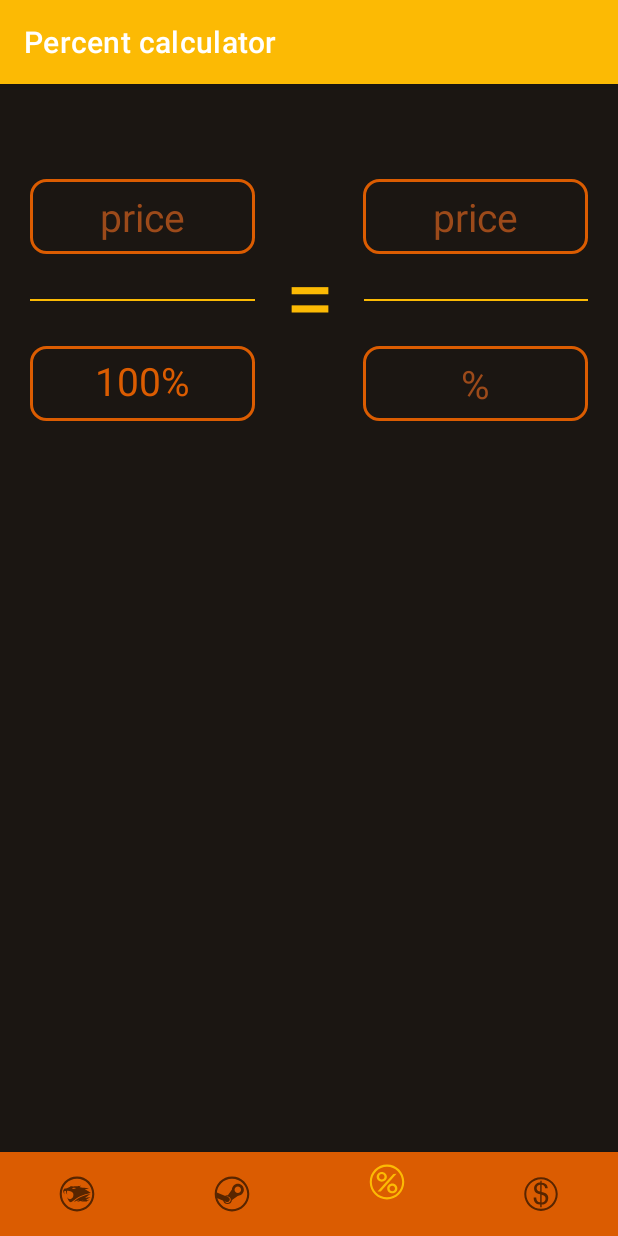
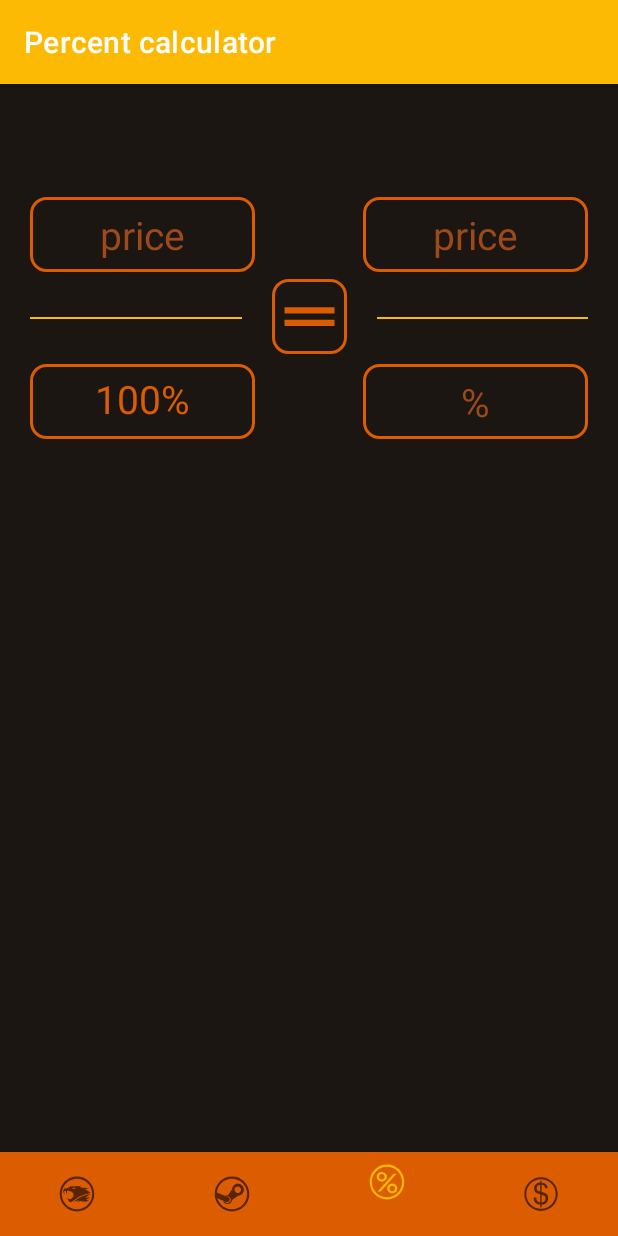
Before and after one commit to L10n42/SCalculator, an Android app: the PercentFragment screen opened through its navigation route, on a phone screen of 412 x 824 dp. Run offline under Robolectric (Android 15) with nearby library versions, the phone set to English and light mode, and no system bars; our stand-ins replace navigation-ui.

Commit message:
version 0.5

```diff
--- a/app/src/main/java/com/example/scalculator_20/ui/percentC/PercentViewModel.kt
+++ b/app/src/main/java/com/example/scalculator_20/ui/percentC/PercentViewModel.kt
@@ -1,13 +1,11 @@
 package com.example.scalculator_20.ui.percentC
 
-import androidx.lifecycle.LiveData
 import androidx.lifecycle.MutableLiveData
 import androidx.lifecycle.ViewModel
 
 class PercentViewModel : ViewModel() {
+    val imageId: MutableLiveData<Int> by lazy {
+        MutableLiveData<Int>()
+    }
 
-    private val _text = MutableLiveData<String>().apply {
-        value = "This is notifications Fragment"
-    }
-    val text: LiveData<String> = _text
 }
--- a/app/src/main/java/com/example/scalculator_20/ui/steamC/SteamFragment.kt
+++ b/app/src/main/java/com/example/scalculator_20/ui/steamC/SteamFragment.kt
@@ -8,6 +8,7 @@ import android.view.View
 import android.view.ViewGroup
 import android.widget.TextView
 import android.widget.Toast
+import androidx.core.widget.addTextChangedListener
 import androidx.fragment.app.Fragment
 import androidx.lifecycle.Observer
 import androidx.lifecycle.ViewModelProvider
@@ -40,9 +41,16 @@ class SteamFragment : Fragment() {
     override fun onViewCreated(view: View, savedInstanceState: Bundle?) {
         super.onViewCreated(view, savedInstanceState)
 
-        binding.btnCount.setOnClickListener {
+        binding.editSellPrice.addTextChangedListener {
             count()
         }
+        binding.editBuyPrice.addTextChangedListener {
+            count()
+        }
+        binding.editCommission.addTextChangedListener {
+            count()
+        }
+
     }
 
     private fun setResultColor(percentValue: Float) = with(binding) {
@@ -72,22 +80,20 @@ class SteamFragment : Fragment() {
                     "${resources.getString(R.string.result_profit_percent)} " +
                     "$percentResult %"
 
+        }else {
+            setResultColor(1f)
+            steamViewModel.result.value = resources.getString(R.string.hint_result)
         }
     }
 
     private fun allPricesEntered() : Boolean {
-        if(binding.editSellPrice.text.toString() == ""){
-            Toast.makeText(context!!, resources.getString(R.string.error_enter_sell_price),
-                Toast.LENGTH_SHORT).show()
+        if(binding.editSellPrice.text.toString() == "")
             return false
 
-        } else if (binding.editBuyPrice.text.toString() == ""){
-            Toast.makeText(context!!, resources.getString(R.string.error_enter_buy_price),
-                Toast.LENGTH_SHORT).show()
+        else if (binding.editBuyPrice.text.toString() == "")
             return false
 
-        } else if (binding.editCommission.text.toString() == "") {
-            Log.d("----------", "true")
+        else if (binding.editCommission.text.toString() == "") {
             steamViewModel.commission.value = 13f
             return true
 
--- a/app/src/main/java/com/example/scalculator_20/ui/steamC/SteamViewModel.kt
+++ b/app/src/main/java/com/example/scalculator_20/ui/steamC/SteamViewModel.kt
@@ -1,6 +1,5 @@
 package com.example.scalculator_20.ui.steamC
 
-import androidx.lifecycle.LiveData
 import androidx.lifecycle.MutableLiveData
 import androidx.lifecycle.ViewModel
 
--- /dev/null
+++ b/app/src/main/res/drawable/ic_baseline_clear_24.xml
@@ -0,0 +1,5 @@
+<vector android:height="24dp" android:tint="#FFFFFF"
+    android:viewportHeight="24" android:viewportWidth="24"
+    android:width="24dp" xmlns:android="http://schemas.android.com/apk/res/android">
+    <path android:fillColor="@android:color/white" android:pathData="M19,6.41L17.59,5 12,10.59 6.41,5 5,6.41 10.59,12 5,17.59 6.41,19 12,13.41 17.59,19 19,17.59 13.41,12z"/>
+</vector>
--- /dev/null
+++ b/app/src/main/res/drawable/ic_baseline_drag_handle_24.xml
@@ -0,0 +1,5 @@
+<vector android:height="24dp" android:tint="#FFFFFF"
+    android:viewportHeight="24" android:viewportWidth="24"
+    android:width="24dp" xmlns:android="http://schemas.android.com/apk/res/android">
+    <path android:fillColor="@android:color/white" android:pathData="M20,9H4v2h16V9zM4,15h16v-2H4V15z"/>
+</vector>
--- a/app/src/main/res/layout/fragment_percent.xml
+++ b/app/src/main/res/layout/fragment_percent.xml
@@ -48,7 +48,7 @@
 
 
     <TextView
-        android:id="@+id/editPercent1"
+        android:id="@+id/editPercent1_static"
         android:layout_width="0dp"
         android:layout_height="wrap_content"
         android:layout_marginTop="30sp"
@@ -83,14 +83,14 @@
         app:layout_constraintEnd_toEndOf="@+id/view2" />
 
 
-    <TextView
-        android:id="@+id/textView"
-        android:layout_width="wrap_content"
-        android:layout_height="wrap_content"
-        android:layout_marginTop="100dp"
-        android:text="="
-        android:textColor="@color/selective_yellow"
-        android:textSize="60sp"
+    <ImageView
+        android:id="@+id/btnCount"
+        android:layout_width="50dp"
+        android:layout_height="50dp"
+        android:layout_marginTop="130dp"
+        android:background="@drawable/form_stroke_button"
+        android:src="@drawable/ic_baseline_drag_handle_24"
+        app:tint="@color/spanish_orange"
         app:layout_constraintEnd_toEndOf="parent"
         app:layout_constraintStart_toStartOf="parent"
         app:layout_constraintTop_toTopOf="parent" />
@@ -99,23 +99,23 @@
         android:id="@+id/view"
         android:layout_width="0dp"
         android:layout_height="1sp"
-        android:layout_marginTop="43sp"
         android:layout_marginHorizontal="20sp"
+        android:layout_marginTop="25dp"
         android:background="@color/selective_yellow"
-        app:layout_constraintEnd_toStartOf="@+id/textView"
+        app:layout_constraintEnd_toStartOf="@+id/btnCount"
         app:layout_constraintStart_toStartOf="parent"
-        app:layout_constraintTop_toTopOf="@+id/textView" />
+        app:layout_constraintTop_toTopOf="@+id/btnCount" />
 
     <View
         android:id="@+id/view2"
         android:layout_width="0dp"
         android:layout_height="1sp"
-        android:layout_marginTop="43sp"
+        android:layout_marginTop="25sp"
         android:layout_marginHorizontal="20sp"
         android:background="@color/selective_yellow"
         app:layout_constraintEnd_toEndOf="parent"
-        app:layout_constraintStart_toEndOf="@id/textView"
-        app:layout_constraintTop_toTopOf="@+id/textView" />
+        app:layout_constraintStart_toEndOf="@id/btnCount"
+        app:layout_constraintTop_toTopOf="@+id/btnCount" />
 
 
 </androidx.constraintlayout.widget.ConstraintLayout>
--- a/app/src/main/res/values/strings.xml
+++ b/app/src/main/res/values/strings.xml
@@ -8,8 +8,8 @@
     <string name="title_currencyEx">Currency exchange</string>
 
     //hints
-    <string name="hint_commission_percent">13%</string>
-    <string name="hint_result">Here will be result…</string>
+    <string name="hint_commission_percent">Default commission: 13%</string>
+    <string name="hint_result">Input all data to get result</string>
 
     // tv/et titles
     <string name="title_commission">Commission</string>
@@ -21,8 +21,7 @@
     <string name="btn_count_text">Count</string>
 
     // error messages
-    <string name="error_enter_buy_price">Enter buy price!</string>
-    <string name="error_enter_sell_price">Enter sell price!</string>
+    <string name="error_enter_data">Enter your data!</string>
 
     // messages
     <string name="result_profit">Clean profit:</string>
```
Also changed, not shown: app/src/main/java/com/example/scalculator_20/ui/percentC/PercentFragment.kt (+98 -6 lines), app/src/main/res/layout/fragment_steam.xml (+4 -19 lines).
